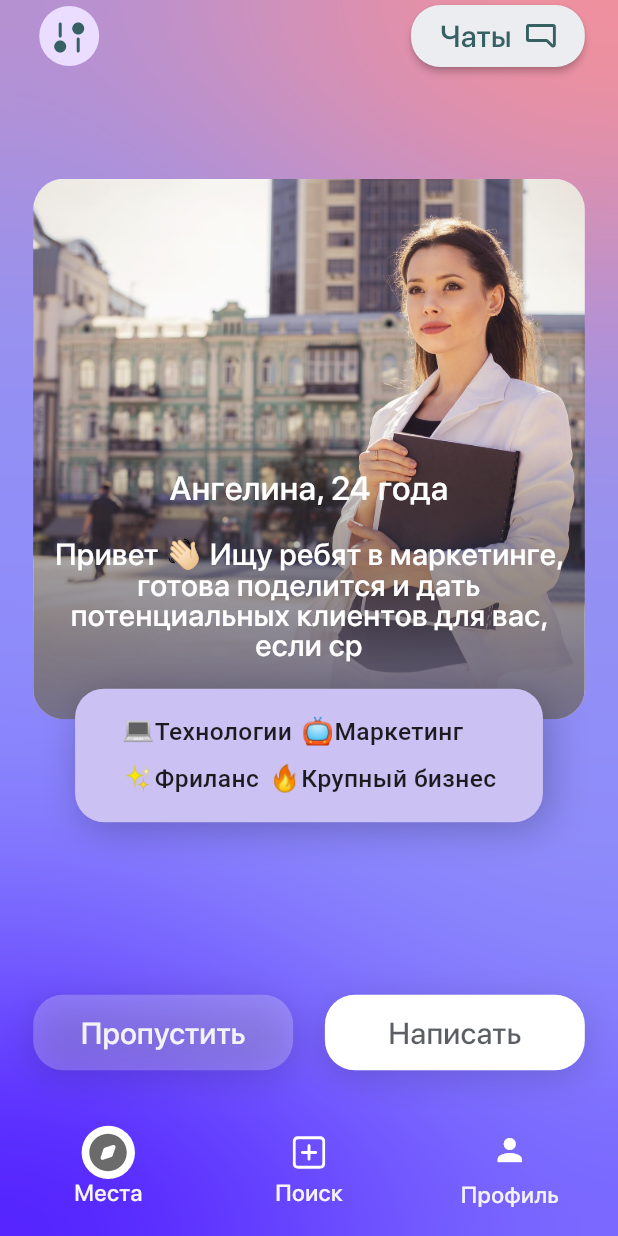
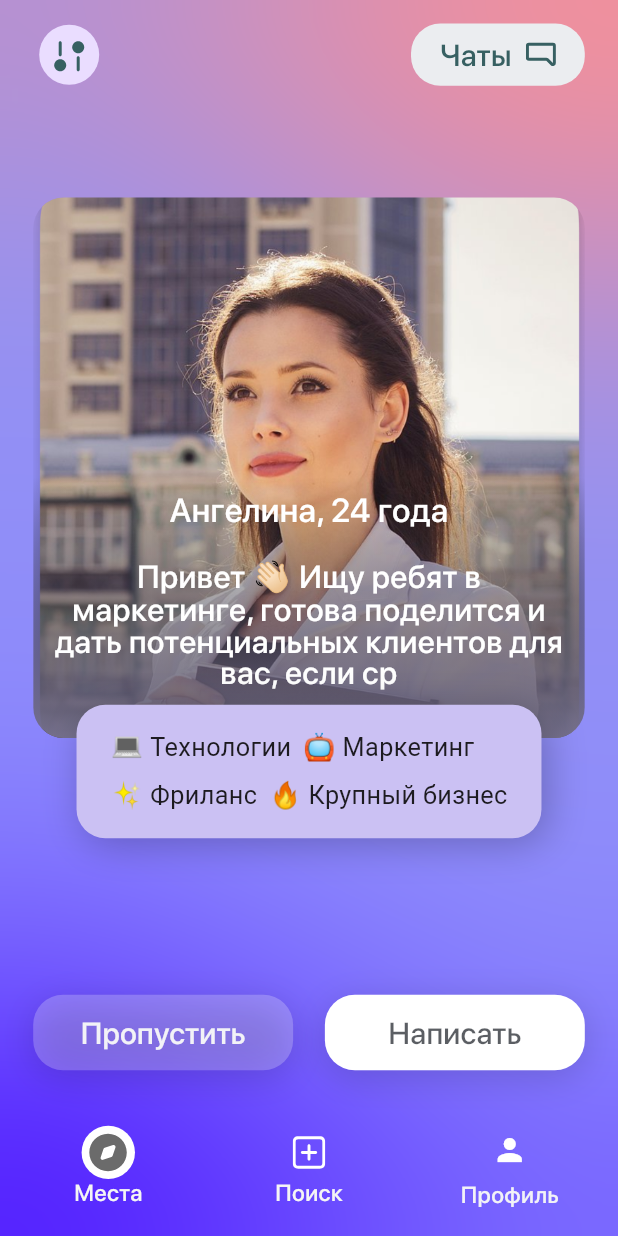
Before and after one commit to IslomjonCoder/deal_app2, a Flutter app: the MainHomeScreen screen opened directly, swiped to page 2, on a phone screen of 412 x 824 dp. Run offline on Flutter 3.47's test engine with Material 3 defaults, Android fonts, the phone set to English and light mode, and no system bars; our stand-ins replace equatable, flutter_screenutil, flutter_svg; project files that could hold a hidden picture were left out.

Commit message:
fixed paddings, shadows

```diff
--- a/lib/pages/place_page.dart
+++ b/lib/pages/place_page.dart
@@ -9,11 +9,11 @@ class PlacePage extends StatelessWidget {
   @override
   Widget build(BuildContext context) {
     return Padding(
-      padding: EdgeInsets.only(right: 19.w, left: 19.w),
+      padding: EdgeInsets.only(right: 19.w, left: 19.w, top: 20.h),
       child: ListView.separated(
         separatorBuilder: (context, index) {
           return SizedBox(
-            height: 47.h,
+            height: 27.h,
           );
         },
         itemCount: 20,
--- a/lib/pages/search_page.dart
+++ b/lib/pages/search_page.dart
@@ -37,19 +37,19 @@ class _SearchPageState extends State<SearchPage> {
 
   List<User> userList = [
     User(
-      image: "assets/images/source_avatar.jpeg",
+      image: "assets/images/avatar.png",
+      name: "Максим",
+      age: 27,
+      desc:
+          "Люблю технологии и занимаюсь разработкой. Ищу единомышленников для совместных проектов.",
+      interests: interestList,
+    ),
+    User(
+      image: "assets/images/avatar.png",
       name: "Ангелина",
       age: 24,
       desc:
           "Привет 👋🏻 Ищу ребят в маркетинге, готова поделится и дать потенциальных клиентов для вас, если ср",
-      interests: interestList,
-    ),
-    User(
-      image: "assets/images/source_avatar.jpeg",
-      name: "Максим",
-      age: 27,
-      desc:
-          "Люблю технологии и занимаюсь разработкой. Ищу единомышленников для совместных проектов.",
       interests: interestList,
     ),
     User(
@@ -122,6 +122,9 @@ class _SearchPageState extends State<SearchPage> {
       child: SafeArea(
         child: Column(
           children: [
+            SizedBox(
+              height: 14.h,
+            ),
             Row(
               mainAxisAlignment: MainAxisAlignment.spaceBetween,
               children: [
@@ -145,6 +148,8 @@ class _SearchPageState extends State<SearchPage> {
                   shape: RoundedRectangleBorder(
                     borderRadius: BorderRadius.circular(22.r),
                   ),
+                  elevation: 0,
+                  highlightElevation: 0,
                   color: const Color(0xFFEBEDF0),
                   child: Row(
                     mainAxisAlignment: MainAxisAlignment.spaceBetween,
@@ -170,7 +175,7 @@ class _SearchPageState extends State<SearchPage> {
             SizedBox(
               height: 80.h,
             ),
-            SwipableCard(user: userList.first),
+            SwipableCard(user: userList[1]),
             const Spacer(),
             Row(
               mainAxisAlignment: MainAxisAlignment.spaceBetween,
--- a/lib/widgets/swipable_card.dart
+++ b/lib/widgets/swipable_card.dart
@@ -77,16 +77,16 @@ class _SwipableCardState extends State<SwipableCard>
         child: Transform.translate(
           offset: Offset(translation, 0),
           child: SizedBox(
-            height: 482.h,
+            height: 480.h,
             child: Stack(
               children: [
                 UserCard(user: widget.user),
                 Align(
                   alignment: Alignment.bottomCenter,
                   child: Container(
-                    width: 324.w,
+                    // width: 324.w,
                     height: 100.h,
-                    // margin: EdgeInsets.symmetric(horizontal: 14.w),
+                    margin: EdgeInsets.symmetric(horizontal: 30.w),
                     decoration: ShapeDecoration(
                       color: const Color(0xFFCBC1F3),
                       shape: RoundedRectangleBorder(
@@ -102,22 +102,25 @@ class _SwipableCardState extends State<SwipableCard>
                       ],
                     ),
                     child: Center(
-                      child: Flexible(
                       child: Padding(
                         padding: EdgeInsets.all(16.sp),
                         child: Wrap(
-                            spacing: 7.h,
-                            runSpacing: 7.h,
+                          spacing: 8.w,
+                          runSpacing: 8.h,
                           children: [
                             for (var interest in widget.user.interests)
                               Text.rich(
                                 TextSpan(children: [
-                                    TextSpan(text: interest.emoji),
+                                  TextSpan(
+                                      text: interest.emoji + ' ',
+                                      style: TextStyle(
+                                          fontSize: 18.sp,
+                                          fontWeight: FontWeight.w500)),
                                   TextSpan(
                                       text: interest.word,
                                       style: TextStyle(
-                                            fontSize: 17.sp,
-                                            fontWeight: FontWeight.w500))
+                                          fontSize: 17.5.sp,
+                                          fontWeight: FontWeight.w400))
                                 ]),
                                 style: TextStyle(
                                   fontSize: 18.sp,
@@ -125,7 +128,6 @@ class _SwipableCardState extends State<SwipableCard>
                                 ),
                               ),
                           ],
-                          ),
                         ),
                       ),
                     ),
--- a/lib/widgets/user_card.dart
+++ b/lib/widgets/user_card.dart
@@ -1,3 +1,100 @@
+// import 'package:flutter/material.dart';
+// import 'package:flutter_screenutil/flutter_screenutil.dart';
+//
+// import '../models/user.dart';
+//
+// class UserCard extends StatelessWidget {
+//   final User user;
+//
+//   const UserCard({super.key, required this.user});
+//
+//   @override
+//   Widget build(BuildContext context) {
+//     return Container(
+//       height: 405.h,
+//       margin: EdgeInsets.symmetric(
+//           vertical: 10.h), // Add some margin for spacing between cards
+//       decoration: BoxDecoration(
+//         borderRadius: BorderRadius.circular(23.r),
+//         boxShadow: [
+//           BoxShadow(
+//             color: Colors.black.withOpacity(0.15),
+//             blurRadius: 8.r,
+//             offset: Offset(0, 4.r),
+//           ),
+//         ],
+//       ),
+//       child: ClipRRect(
+//         borderRadius: BorderRadius.circular(23.r),
+//         child: Stack(
+//           children: [
+//             // Background image
+//             Positioned.fill(
+//               child: Image.asset(
+//                 user.image,
+//                 fit: BoxFit.cover,
+//               ),
+//             ),
+//             // Gradient overlay
+//             Positioned.fill(
+//               child: Container(
+//                 decoration: BoxDecoration(
+//                   gradient: LinearGradient(
+//                     begin: Alignment.topCenter,
+//                     end: Alignment.bottomCenter,
+//                     colors: [
+//                       Colors.transparent,
+//                       const Color(0xff76718E).withOpacity(0.8),
+//                     ],
+//                   ),
+//                 ),
+//               ),
+//             ),
+//             // Content (Text)
+//             Positioned(
+//               bottom: 0,
+//               left: 0,
+//               right: 0,
+//               child: Padding(
+//                 padding: EdgeInsets.symmetric(horizontal: 16.h, vertical: 14.h),
+//                 child: Column(
+//                   mainAxisSize: MainAxisSize.min,
+//                   crossAxisAlignment: CrossAxisAlignment.center,
+//                   children: [
+//                     Text(
+//                       '${user.name}, ${user.age} года',
+//                       textAlign: TextAlign.center,
+//                       style: TextStyle(
+//                         color: Colors.white,
+//                         fontSize: 23.sp,
+//                         fontWeight: FontWeight.w500,
+//                       ),
+//                     ),
+//                     SizedBox(
+//                         height: 10.h), // Adjusted spacing for better layout
+//                     Text(
+//                       user.desc,
+//                       textAlign: TextAlign.center,
+//                       style: TextStyle(
+//                         color: Colors.white,
+//                         fontSize: 21.sp,
+//                         fontWeight: FontWeight.w400,
+//                         height: 1.2,
+//                       ),
+//                     ),
+//                     SizedBox(
+//                         height: 20.h), // Adjusted spacing for better layout
+//                   ],
+//                 ),
+//               ),
+//             ),
+//           ],
+//         ),
+//       ),
+//     );
+//   }
+// }
+
 import 'package:flutter/material.dart';
 import 'package:flutter_screenutil/flutter_screenutil.dart';
 
@@ -14,26 +111,45 @@ class UserCard extends StatelessWidget {
       borderRadius: BorderRadius.all(Radius.circular(23.r)),
       child: Container(
         height: 405.h,
+        width: 382.w,
+        padding: EdgeInsets.zero,
+        margin: EdgeInsets.zero,
+        // clipBehavior: Clip.hardEdge,
         decoration: BoxDecoration(
           image: DecorationImage(
-            fit: BoxFit.fitHeight,
-            image: AssetImage(user.image),
+            image: AssetImage(
+              user.image,
             ),
+            // scale: 0.1,
+            fit: BoxFit.fitWidth,
           ),
+          boxShadow: [
+            BoxShadow(
+              color: Color(0x14000000),
+              blurRadius: 4.47,
+              offset: Offset(0, 1.sp),
+              spreadRadius: 0,
+            )
+          ],
+        ),
+        child: Center(
           child: Align(
             alignment: Alignment.bottomCenter,
-          child: Container(
-            padding: EdgeInsets.symmetric(horizontal: 16.h, vertical: 14.h),
-            decoration: BoxDecoration(
+            child: DecoratedBox(
+              // clipBehavior: Clip.antiAlias,
+              position: DecorationPosition.background,
+              decoration: const BoxDecoration(
                 gradient: LinearGradient(
-                begin: const FractionalOffset(0.5, 0),
-                end: const FractionalOffset(0.5, 1),
+                  begin: const Alignment(0, -1),
+                  end: const Alignment(0, 1),
                   colors: [
                     const Color(0x00131313),
                     const Color(0xff76718E),
                   ],
                 ),
               ),
+              child: Padding(
+                padding: EdgeInsets.symmetric(horizontal: 16.h, vertical: 7.h),
                 child: Column(
                   mainAxisSize: MainAxisSize.min,
                   children: [
@@ -54,7 +170,7 @@ class UserCard extends StatelessWidget {
                       textAlign: TextAlign.center,
                       style: TextStyle(
                         color: Colors.white,
-                    fontSize: 21.sp,
+                        fontSize: 22.sp,
                         fontWeight: FontWeight.w500,
                         height: 1,
                       ),
@@ -67,6 +183,8 @@ class UserCard extends StatelessWidget {
               ),
             ),
           ),
+        ),
+      ),
     );
   }
 }
```
Also changed, not shown: lib/pages/profile_page.dart (+5 -2 lines), lib/widgets/gender_choose.dart (+17 -15 lines), lib/widgets/meeting_card.dart (+11 -6 lines), assets/images/avatar.png. Lines whose indentation alone changed are shown as unchanged.
